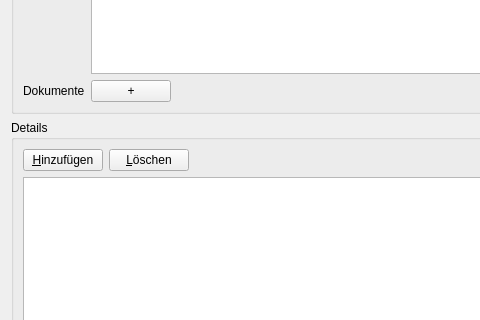
Qt form ui/forms/lieferungDetailForm.ui (flurl/lagerManager) before a commit; both pictures show x 0 to 480 and y 216 to 536 of the 687 by 693 pixel window.
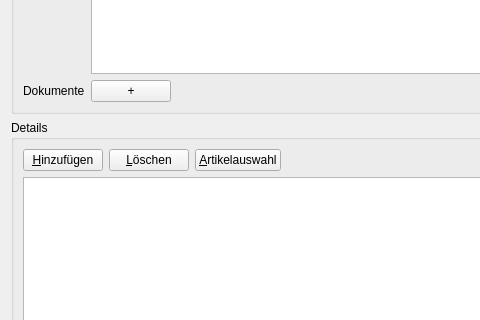
The same form after that commit.

Commit message: dialog zur auswahl der artikel, die nicht bei einer lieferung zur verfügung stehen, hinzugefügt

What changed in the file:
```diff
--- a/ui/forms/lieferungDetailForm.ui
+++ b/ui/forms/lieferungDetailForm.ui
@@ -136,6 +136,13 @@
           </property>
          </widget>
         </item>
+        <item>
+         <widget class="QPushButton" name="pushButton_selectArticles">
+          <property name="text">
+           <string>&amp;Artikelauswahl</string>
+          </property>
+         </widget>
+        </item>
         <item>
          <spacer name="horizontalSpacer_2">
           <property name="orientation">
```
The commit also changes 7 other files.
